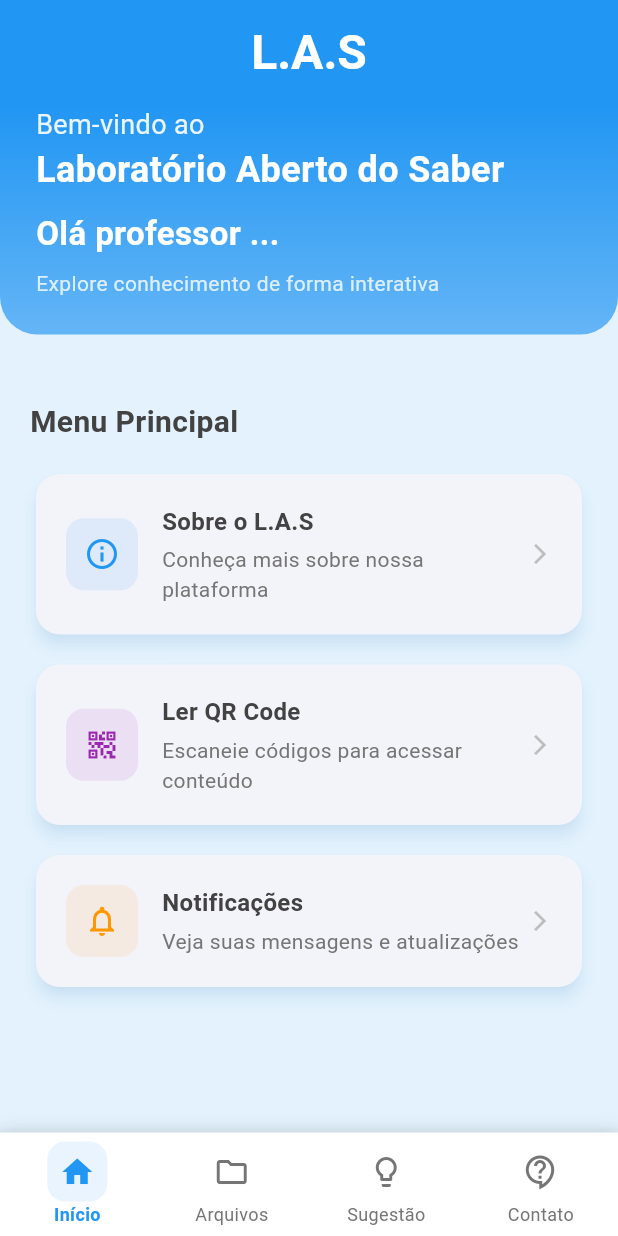
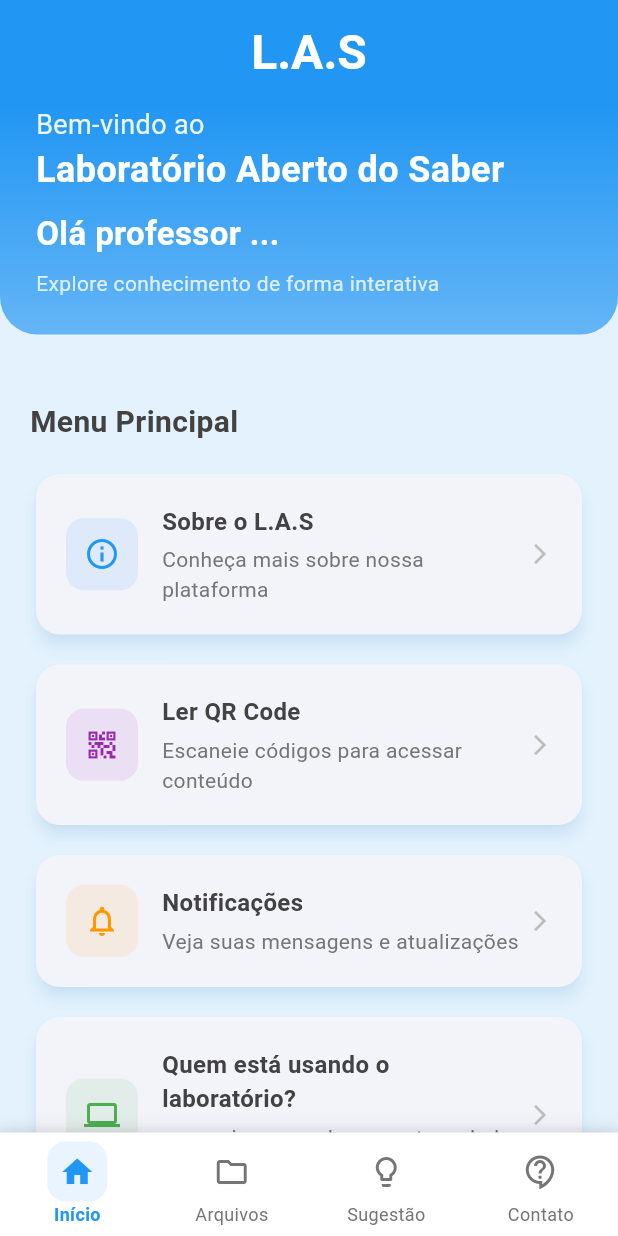
Before and after one commit to ArthurBatista117/laboratorio_aberto_do_saber_professor, a Flutter app: the screen it shows after launch, on a phone screen of 412 x 824 dp. Run offline on Flutter 3.47's test engine with Material 3 defaults, Android fonts, the phone set to English and light mode, and no system bars; our stand-ins replace mask_text_input_formatter, shared_preferences; missing offline and left inert: alarm, mobile_scanner.

Commit message:
finalizando a nova página cadastro e adicionando o _cardbuld para saber quem está usando o laboratorio

```diff
--- a/lib/main.dart
+++ b/lib/main.dart
@@ -1,5 +1,6 @@
 import 'package:alarm/alarm.dart';
 import 'package:flutter/material.dart';
+import 'package:laboratorio_aberto_do_saber_professor/pages/home_page_autenticado.dart';
 import 'package:laboratorio_aberto_do_saber_professor/pages/home_page_nao_autenticado.dart';
 
 void main() async {
--- a/lib/pages/home_page_autenticado.dart
+++ b/lib/pages/home_page_autenticado.dart
@@ -76,7 +76,9 @@ class _HomePageState extends State<HomePage> {
               icon: Container(
                 padding: EdgeInsets.all(8),
                 decoration: BoxDecoration(
-                  color: _selectedIndex == 0 ? Colors.blue.withValues(alpha: 0.1) : Colors.transparent,
+                  color: _selectedIndex == 0
+                      ? Colors.blue.withValues(alpha: 0.1)
+                      : Colors.transparent,
                   borderRadius: BorderRadius.circular(12),
                 ),
                 child: Icon(Icons.home_outlined),
@@ -95,7 +97,9 @@ class _HomePageState extends State<HomePage> {
               icon: Container(
                 padding: EdgeInsets.all(8),
                 decoration: BoxDecoration(
-                  color: _selectedIndex == 1 ? Colors.blue.withValues(alpha: 0.1) : Colors.transparent,
+                  color: _selectedIndex == 1
+                      ? Colors.blue.withValues(alpha: 0.1)
+                      : Colors.transparent,
                   borderRadius: BorderRadius.circular(12),
                 ),
                 child: Icon(Icons.folder_outlined),
@@ -114,7 +118,9 @@ class _HomePageState extends State<HomePage> {
               icon: Container(
                 padding: EdgeInsets.all(8),
                 decoration: BoxDecoration(
-                  color: _selectedIndex == 2 ? Colors.blue.withValues(alpha: 0.1) : Colors.transparent,
+                  color: _selectedIndex == 2
+                      ? Colors.blue.withValues(alpha: 0.1)
+                      : Colors.transparent,
                   borderRadius: BorderRadius.circular(12),
                 ),
                 child: Icon(Icons.lightbulb_outlined),
@@ -133,7 +139,9 @@ class _HomePageState extends State<HomePage> {
               icon: Container(
                 padding: EdgeInsets.all(8),
                 decoration: BoxDecoration(
-                  color: _selectedIndex == 3 ? Colors.blue.withValues(alpha: 0.1) : Colors.transparent,
+                  color: _selectedIndex == 3
+                      ? Colors.blue.withValues(alpha: 0.1)
+                      : Colors.transparent,
                   borderRadius: BorderRadius.circular(12),
                 ),
                 child: Icon(Icons.contact_support_outlined),
@@ -167,10 +175,8 @@ class HomeContent extends StatelessWidget {
   }) {
     return Card(
       elevation: 4,
-                shadowColor: Colors.blue.withValues(alpha: 0.2),
-      shape: RoundedRectangleBorder(
-        borderRadius: BorderRadius.circular(16),
-      ),
+      shadowColor: Colors.blue.withValues(alpha: 0.2),
+      shape: RoundedRectangleBorder(borderRadius: BorderRadius.circular(16)),
       child: InkWell(
         onTap: onTap,
         borderRadius: BorderRadius.circular(16),
@@ -184,11 +190,7 @@ class HomeContent extends StatelessWidget {
                   color: iconColor.withValues(alpha: 0.1),
                   borderRadius: BorderRadius.circular(12),
                 ),
-                child: Icon(
-                  icon,
-                  size: 24,
-                  color: iconColor,
-                ),
+                child: Icon(icon, size: 24, color: iconColor),
               ),
               SizedBox(width: 16),
               Expanded(
@@ -342,11 +344,24 @@ class HomeContent extends StatelessWidget {
                   onTap: () {
                     Navigator.push(
                       context,
-                      MaterialPageRoute(builder: (context) => NotificationScreen()),
+                      MaterialPageRoute(
+                        builder: (context) => NotificationScreen(),
+                      ),
                     );
                   },
                 ),
+                SizedBox(height: 12),
 
+                _buildMenuCard(
+                  title: "Quem está usando o laboratório?",
+                  subtitle:
+                      "escaneie o qr code presente ao lado da porta do laboratório e descubra!",
+                  icon: Icons.computer,
+                  onTap: () {
+                    Navigator.push(context, MaterialPageRoute(builder: (context) => LerQrCode()));
+                  },
+                  iconColor: Colors.green,
+                ),
                 SizedBox(height: 32),
               ],
             ),
@@ -369,11 +384,7 @@ class SugestaoPage extends StatelessWidget {
         child: Column(
           mainAxisAlignment: MainAxisAlignment.center,
           children: [
-            Icon(
-              Icons.lightbulb,
-              size: 80,
-              color: Colors.blue,
-            ),
+            Icon(Icons.lightbulb, size: 80, color: Colors.blue),
             SizedBox(height: 20),
             Text(
               'Sugestões',
@@ -386,10 +397,7 @@ class SugestaoPage extends StatelessWidget {
             SizedBox(height: 12),
             Text(
               'Compartilhe suas ideias e sugestões para melhorar a plataforma',
-              style: TextStyle(
-                fontSize: 16,
-                color: Colors.grey.shade600,
-              ),
+              style: TextStyle(fontSize: 16, color: Colors.grey.shade600),
               textAlign: TextAlign.center,
             ),
             SizedBox(height: 24),
@@ -435,11 +443,7 @@ class ContatoPage extends StatelessWidget {
           Center(
             child: Column(
               children: [
-                Icon(
-                  Icons.contact_support,
-                  size: 80,
-                  color: Colors.blue,
-                ),
+                Icon(Icons.contact_support, size: 80, color: Colors.blue),
                 SizedBox(height: 20),
                 Text(
                   'Entre em Contato',
@@ -452,10 +456,7 @@ class ContatoPage extends StatelessWidget {
                 SizedBox(height: 12),
                 Text(
                   'Estamos aqui para ajudar você',
-                  style: TextStyle(
-                    fontSize: 16,
-                    color: Colors.grey.shade600,
-                  ),
+                  style: TextStyle(fontSize: 16, color: Colors.grey.shade600),
                 ),
               ],
             ),
--- a/lib/pages/home_page_nao_autenticado.dart
+++ b/lib/pages/home_page_nao_autenticado.dart
@@ -1,24 +1,23 @@
 import 'package:flutter/material.dart';
 import 'package:laboratorio_aberto_do_saber_professor/pages/arquivos_professor.dart';
 import 'package:laboratorio_aberto_do_saber_professor/pages/cadastro.dart';
-import 'package:laboratorio_aberto_do_saber_professor/pages/home_page_autenticado.dart';
 import 'package:laboratorio_aberto_do_saber_professor/pages/ler_qrcode.dart';
 import 'package:laboratorio_aberto_do_saber_professor/pages/login.dart';
 import 'package:laboratorio_aberto_do_saber_professor/pages/notificacao.dart';
 import 'package:laboratorio_aberto_do_saber_professor/pages/sobre.dart';
 
-class HomePage extends StatefulWidget {
-  const HomePage({super.key});
+class HomePageNaoLogado extends StatefulWidget {
+  const HomePageNaoLogado({super.key});
 
   @override
-  State<HomePage> createState() => _HomePageState();
+  State<HomePageNaoLogado> createState() => _HomePageNaoLogadoState();
 }
 
-class _HomePageState extends State<HomePage> {
+class _HomePageNaoLogadoState extends State<HomePageNaoLogado> {
   int _selectedIndex = 0;
 
   final List<Widget> _pages = [
-    HomeContent(),
+    HomeContentNaoAutenticado(),
     ArquivosPage(),
     SugestaoPage(),
     ContatoPage(),
```
Also changed, not shown: lib/pages/cadastro.dart (+45 -48 lines).
